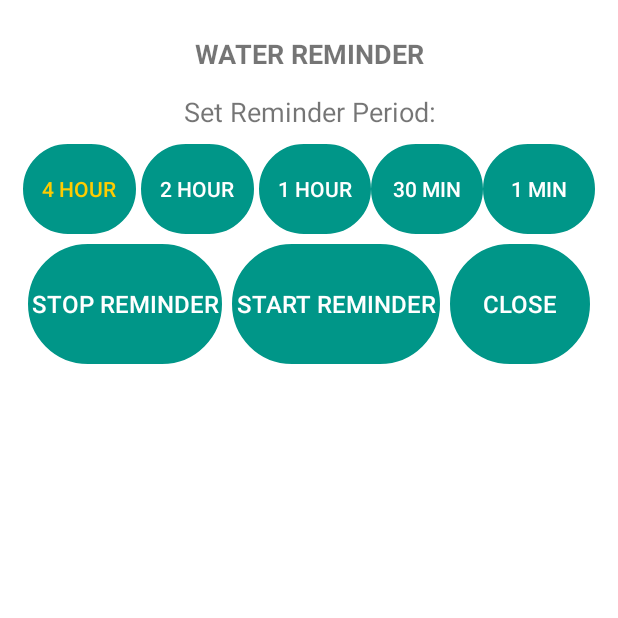
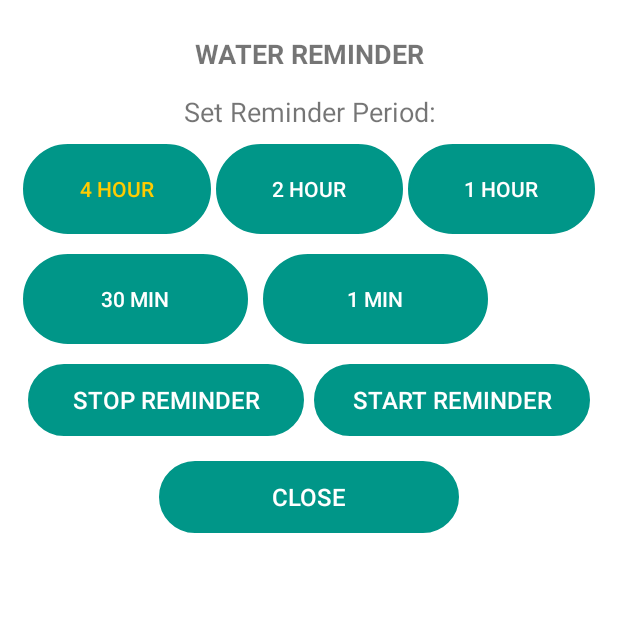
Before and after one commit to a7medelnoor/Runora-App, an Android app: the RemindersActivity screen opened directly, with no data from a screen before it, on a phone screen of 412 x 824 dp, the top half of it. Run offline under Robolectric (Android 15) with nearby library versions, the phone set to English and light mode, and no system bars.

Commit message:
change button style, text color

```diff
--- a/app/src/main/res/layout-hdpi/activity_reminders.xml
+++ b/app/src/main/res/layout-hdpi/activity_reminders.xml
@@ -4,7 +4,7 @@
     xmlns:tools="http://schemas.android.com/tools"
     android:layout_width="match_parent"
     android:layout_height="match_parent"
-    tools:context="runora.Activity.RemindersActivity"
+    tools:context=".Activity.RemindersActivity"
     android:background="@color/colorWhite">
 
     <ScrollView
@@ -53,7 +53,7 @@
                     <Button
                         android:id="@+id/h4Btn"
                         style="@style/Widget.AppCompat.Button.Colored"
-                        android:layout_width="wrap_content"
+                        android:layout_width="150dp"
                         android:layout_height="60dp"
                         android:layout_gravity="center"
                         android:background="@drawable/btn_shape_round"
@@ -64,7 +64,7 @@
                     <Button
                         android:id="@+id/h2Btn"
                         style="@style/Widget.AppCompat.Button.Colored"
-                        android:layout_width="wrap_content"
+                        android:layout_width="150dp"
                         android:background="@drawable/btn_shape_round"
                         android:layout_height="60dp"
                         android:layout_gravity="center"
@@ -75,17 +75,22 @@
                     <Button
                         android:id="@+id/h1Btn"
                         style="@style/Widget.AppCompat.Button.Colored"
-                        android:layout_width="wrap_content"
+                        android:layout_width="150dp"
                         android:background="@drawable/btn_shape_round"
                         android:layout_height="60dp"
                         android:layout_gravity="center"
                         android:layout_weight="1"
                         android:text="1 Hour" />
-
+                </LinearLayout>
+                <androidx.appcompat.widget.LinearLayoutCompat
+                    android:layout_width="wrap_content"
+                    android:layout_marginTop="10dp"
+                    android:layout_height="wrap_content">
                     <Button
                         android:id="@+id/min30Btn"
                         style="@style/Widget.AppCompat.Button.Colored"
-                        android:layout_width="wrap_content"
+                        android:layout_width="150dp"
+                        android:layout_marginRight="10dp"
                         android:background="@drawable/btn_shape_round"
                         android:layout_height="60dp"
                         android:layout_gravity="center"
@@ -96,15 +101,16 @@
                     <Button
                         android:id="@+id/min15Btn"
                         style="@style/Widget.AppCompat.Button.Colored"
-                        android:layout_width="wrap_content"
+                        android:layout_width="150dp"
                         android:background="@drawable/btn_shape_round"
                         android:layout_height="60dp"
                         android:layout_gravity="center"
                         android:layout_weight="1"
                         android:text="1 MIN" />
-                </LinearLayout>
+                </androidx.appcompat.widget.LinearLayoutCompat>
 
                 <LinearLayout
+                    android:layout_marginTop="10dp"
                     android:layout_width="match_parent"
                     android:layout_height="match_parent"
                     android:orientation="horizontal">
@@ -112,8 +118,8 @@
                     <Button
                         android:id="@+id/stopBtn"
                         style="@style/Widget.AppCompat.Button.Colored"
-                        android:layout_width="wrap_content"
-                        android:layout_height="80dp"
+                        android:layout_width="150dp"
+                        android:layout_height="wrap_content"
                         android:layout_margin="3dp"
                         android:layout_weight="1"
                         android:text="Stop Reminder"
@@ -123,24 +129,30 @@
                     <Button
                         android:id="@+id/startBtn"
                         style="@style/Widget.AppCompat.Button.Colored"
-                        android:layout_width="wrap_content"
-                        android:layout_height="80dp"
+                        android:layout_width="150dp"
+                        android:layout_height="wrap_content"
                         android:layout_margin="3dp"
                         android:layout_weight="1"
                         android:text="Start Reminder"
                         android:background="@drawable/btn_shape_round"
                         android:textSize="16sp" />
+
+                </LinearLayout>
+                <LinearLayout
+                    android:layout_marginTop="10dp"
+                    android:layout_gravity="center"
+                    android:layout_width="wrap_content"
+                    android:layout_height="wrap_content">
                     <Button
                         android:id="@+id/closeBtnRe"
                         style="@style/Widget.AppCompat.Button.Colored"
-                        android:layout_width="wrap_content"
-                        android:layout_height="80dp"
+                        android:layout_width="200dp"
+                        android:layout_height="wrap_content"
                         android:layout_margin="3dp"
                         android:layout_weight="1"
                         android:background="@drawable/btn_shape_round"
                         android:text="Close"
                         android:textSize="16sp" />
-
                 </LinearLayout>
             </LinearLayout>
         </FrameLayout>
--- a/app/src/main/res/layout/f4_layout.xml
+++ b/app/src/main/res/layout/f4_layout.xml
@@ -214,7 +214,8 @@
                         android:id="@+id/waterBtn"
                         style="@style/Widget.AppCompat.Button.Borderless.Colored"
                         android:layout_width="200dp"
-                        android:layout_height="40dp"
+                        android:layout_height="wrap_content"
+                        android:textColor="@color/white"
                         android:layout_gravity="center"
                         android:background="@drawable/btn_shape_round"
                         android:text="Set Reminder"
@@ -274,7 +275,8 @@
                         android:id="@+id/caloriesBtn"
                         style="@style/Widget.AppCompat.Button.Borderless.Colored"
                         android:layout_width="200dp"
-                        android:layout_height="40dp"
+                        android:layout_height="wrap_content"
+                        android:textColor="@color/white"
                         android:layout_gravity="center"
                         android:background="@drawable/btn_shape_round"
                         android:text="Calculate Calories"
```
Also changed, not shown: app/src/main/res/layout-hdpi/activity_api.xml (+6 -4 lines), app/src/main/res/layout-hdpi/activity_daily.xml (+7 -5 lines), app/src/main/res/layout-mdpi/activity_login.xml (+15 -17 lines).
